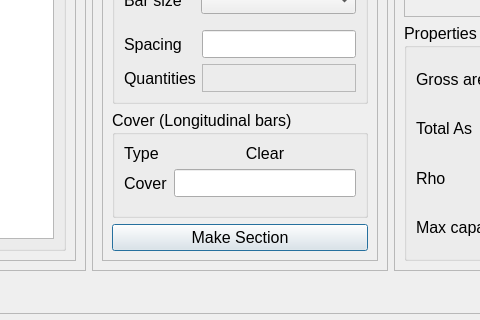
Above: src/sp_editor/widgets/load_calculation_case.ui from tudothanhpt/SP-editor before the change; both pictures show x 226 to 706 and y 485 to 805 of the 1080 by 805 pixel window. Below: the same form after it.
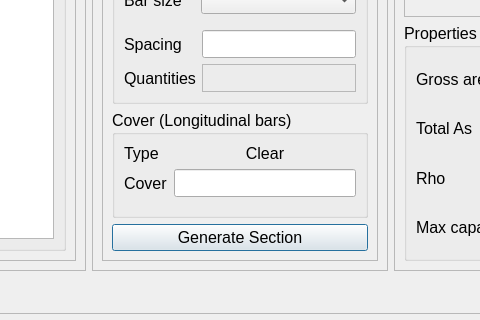
That is the form after the change.

Commit message: update button's names

The edit to the form file:
```diff
--- a/src/sp_editor/widgets/load_calculation_case.ui
+++ b/src/sp_editor/widgets/load_calculation_case.ui
@@ -524,7 +524,7 @@
                <item>
                 <widget class="QPushButton" name="pb_makeSection">
                  <property name="text">
-                  <string>Make Section</string>
+                  <string>Generate Section</string>
                  </property>
                 </widget>
                </item>
```
The commit also changes 2 other files.
